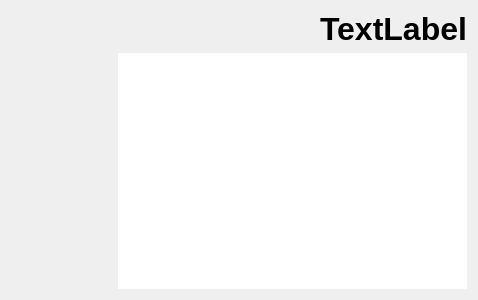
First picture: the form in mediaflyplayer/forms/MediaflyMenu.ui, repository tex/mediafly, before the edit.
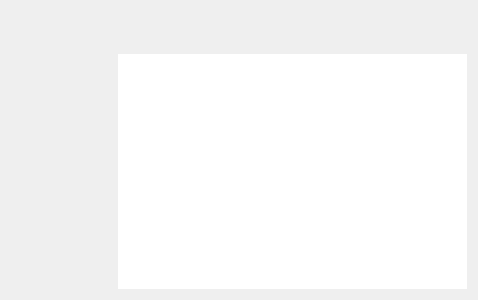
Second picture: the form after the edit. Icons and pictures are not drawn. Custom widgets are drawn as their Qt base class.

What changed in the file:
```diff
--- a/mediaflyplayer/forms/MediaflyMenu.ui
+++ b/mediaflyplayer/forms/MediaflyMenu.ui
@@ -23,7 +23,7 @@
       </font>
      </property>
      <property name="text" >
-      <string>TextLabel</string>
+      <string/>
      </property>
      <property name="alignment" >
       <set>Qt::AlignRight|Qt::AlignTrailing|Qt::AlignVCenter</set>
```
